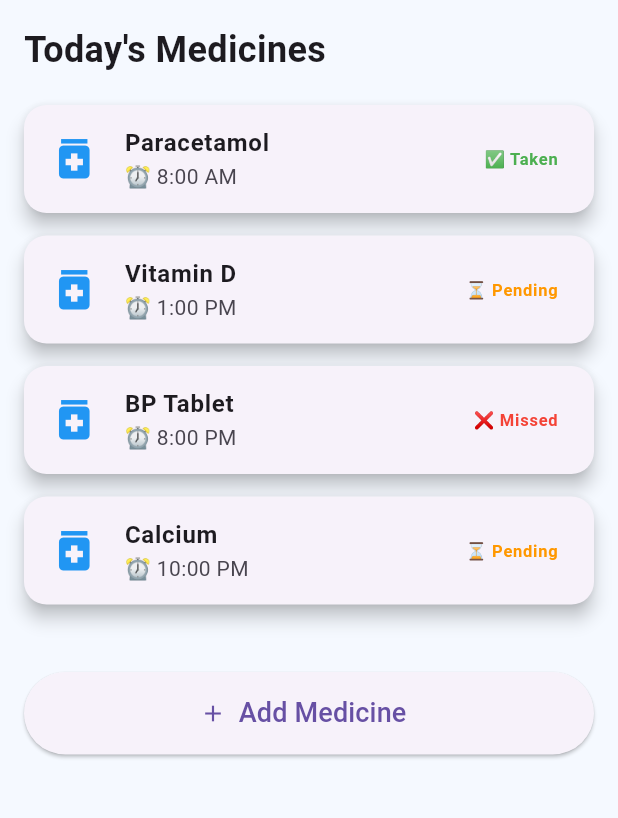
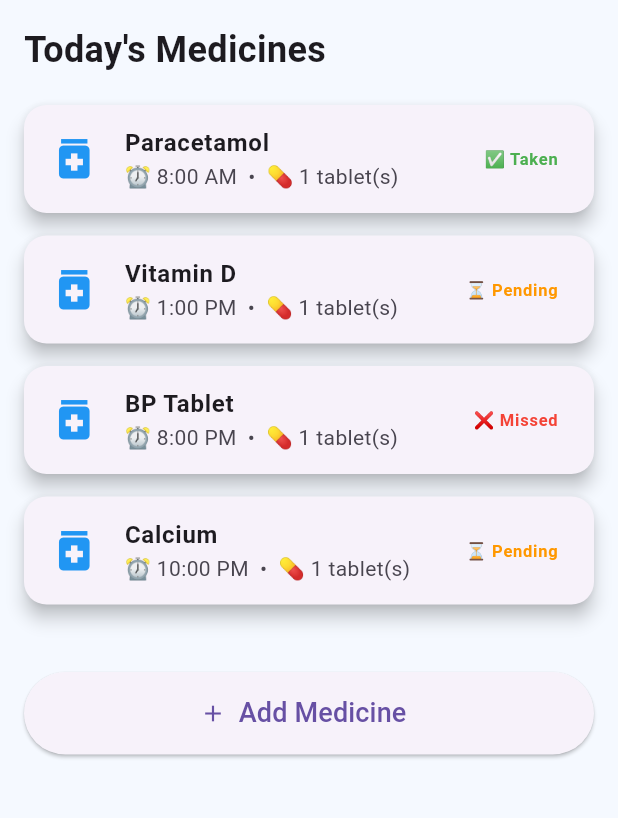
Before and after one commit to VAIBHAVSNAIR/SMART-_MEDS, a Flutter app: the screen it shows after launch, on a phone screen of 412 x 824 dp, the part 84-902 px from its top. Run offline on Flutter 3.47's test engine with Material 3 defaults, Android fonts, the phone set to English and light mode, and no system bars.

Commit message:
Made Add Medicine functional

```diff
--- a/lib/main.dart
+++ b/lib/main.dart
@@ -1,5 +1,4 @@
 import 'package:flutter/material.dart';
-import 'package:intl/intl.dart';
 
 void main() {
   runApp(const SmartMedsApp());
@@ -21,6 +20,20 @@ class SmartMedsApp extends StatelessWidget {
   }
 }
 
+class Medicine {
+  String name;
+  String tablets;
+  String time;
+  String status;
+
+  Medicine({
+    required this.name,
+    required this.tablets,
+    required this.time,
+    this.status = "⏳ Pending",
+  });
+}
+
 class HomeScreen extends StatefulWidget {
   const HomeScreen({super.key});
 
@@ -29,6 +42,37 @@ class HomeScreen extends StatefulWidget {
 }
 
 class _HomeScreenState extends State<HomeScreen> {
+  final List<Medicine> medicines = [
+    Medicine(
+      name: "Paracetamol",
+      tablets: "1",
+      time: "8:00 AM",
+      status: "✅ Taken",
+    ),
+    Medicine(
+      name: "Vitamin D",
+      tablets: "1",
+      time: "1:00 PM",
+    ),
+    Medicine(
+      name: "BP Tablet",
+      tablets: "1",
+      time: "8:00 PM",
+      status: "❌ Missed",
+    ),
+    Medicine(
+      name: "Calcium",
+      tablets: "1",
+      time: "10:00 PM",
+    ),
+  ];
+
+  void addMedicine(Medicine medicine) {
+    setState(() {
+      medicines.add(medicine);
+    });
+  }
+
   @override
   Widget build(BuildContext context) {
     return Scaffold(
@@ -49,25 +93,34 @@ class _HomeScreenState extends State<HomeScreen> {
                 fontWeight: FontWeight.bold,
               ),
             ),
+
             const SizedBox(height: 20),
 
-            medicineCard("Paracetamol", "8:00 AM", "✅ Taken", Colors.green),
-            medicineCard("Vitamin D", "1:00 PM", "⏳ Pending", Colors.orange),
-            medicineCard("BP Tablet", "8:00 PM", "❌ Missed", Colors.red),
-            medicineCard("Calcium", "10:00 PM", "⏳ Pending", Colors.orange),
+            ...medicines.map(
+              (medicine) => medicineCard(
+                medicine.name,
+                medicine.time,
+                medicine.status,
+                medicine.tablets,
+              ),
+            ),
 
             const SizedBox(height: 30),
 
             SizedBox(
               height: 55,
               child: ElevatedButton.icon(
-                onPressed: () {
-  Navigator.push(
+                onPressed: () async {
+                  final newMedicine = await Navigator.push<Medicine>(
                     context,
                     MaterialPageRoute(
                       builder: (context) => const AddMedicineScreen(),
                     ),
                   );
+
+                  if (newMedicine != null) {
+                    addMedicine(newMedicine);
+                  }
                 },
                 icon: const Icon(Icons.add),
                 label: const Text(
@@ -83,7 +136,19 @@ class _HomeScreenState extends State<HomeScreen> {
   }
 
   Widget medicineCard(
-      String name, String time, String status, Color color) {
+    String name,
+    String time,
+    String status,
+    String tablets,
+  ) {
+    Color statusColor = Colors.orange;
+
+    if (status.contains("Taken")) {
+      statusColor = Colors.green;
+    } else if (status.contains("Missed")) {
+      statusColor = Colors.red;
+    }
+
     return Card(
       margin: const EdgeInsets.only(bottom: 15),
       elevation: 5,
@@ -91,16 +156,24 @@ class _HomeScreenState extends State<HomeScreen> {
         borderRadius: BorderRadius.circular(15),
       ),
       child: ListTile(
-        leading: const Icon(Icons.medication, color: Colors.blue, size: 35),
+        leading: const Icon(
+          Icons.medication,
+          color: Colors.blue,
+          size: 35,
+        ),
         title: Text(
           name,
-          style: const TextStyle(fontWeight: FontWeight.bold),
+          style: const TextStyle(
+            fontWeight: FontWeight.bold,
           ),
-        subtitle: Text("⏰ $time"),
+        ),
+        subtitle: Text(
+          "⏰ $time  •  💊 $tablets tablet(s)",
+        ),
         trailing: Text(
           status,
           style: TextStyle(
-            color: color,
+            color: statusColor,
             fontWeight: FontWeight.bold,
           ),
         ),
@@ -108,8 +181,49 @@ class _HomeScreenState extends State<HomeScreen> {
     );
   }
 }
-class AddMedicineScreen extends StatelessWidget {
+
+class AddMedicineScreen extends StatefulWidget {
   const AddMedicineScreen({super.key});
+
+  @override
+  State<AddMedicineScreen> createState() => _AddMedicineScreenState();
+}
+
+class _AddMedicineScreenState extends State<AddMedicineScreen> {
+  final TextEditingController nameController = TextEditingController();
+  final TextEditingController tabletsController = TextEditingController();
+  final TextEditingController timeController = TextEditingController();
+
+  @override
+  void dispose() {
+    nameController.dispose();
+    tabletsController.dispose();
+    timeController.dispose();
+    super.dispose();
+  }
+
+  void saveMedicine() {
+    String name = nameController.text.trim();
+    String tablets = tabletsController.text.trim();
+    String time = timeController.text.trim();
+
+    if (name.isEmpty || tablets.isEmpty || time.isEmpty) {
+      ScaffoldMessenger.of(context).showSnackBar(
+        const SnackBar(
+          content: Text("Please fill in all the details."),
+        ),
+      );
+      return;
+    }
+
+    final medicine = Medicine(
+      name: name,
+      tablets: tablets,
+      time: time,
+    );
+
+    Navigator.pop(context, medicine);
+  }
 
   @override
   Widget build(BuildContext context) {
@@ -123,35 +237,41 @@ class AddMedicineScreen extends StatelessWidget {
         child: Column(
           children: [
             TextField(
+              controller: nameController,
               decoration: const InputDecoration(
                 labelText: "Medicine Name",
                 border: OutlineInputBorder(),
               ),
             ),
+
             const SizedBox(height: 20),
 
             TextField(
+              controller: tabletsController,
               keyboardType: TextInputType.number,
               decoration: const InputDecoration(
                 labelText: "Number of Tablets",
                 border: OutlineInputBorder(),
               ),
             ),
+
             const SizedBox(height: 20),
 
             TextField(
+              controller: timeController,
               decoration: const InputDecoration(
                 labelText: "Time (Example: 8:00 AM)",
                 border: OutlineInputBorder(),
               ),
             ),
+
             const SizedBox(height: 30),
 
             SizedBox(
               width: double.infinity,
               height: 55,
               child: ElevatedButton(
-                onPressed: () {},
+                onPressed: saveMedicine,
                 child: const Text(
                   "Save Medicine",
                   style: TextStyle(fontSize: 18),
```
Lines whose indentation alone changed are shown as unchanged.
